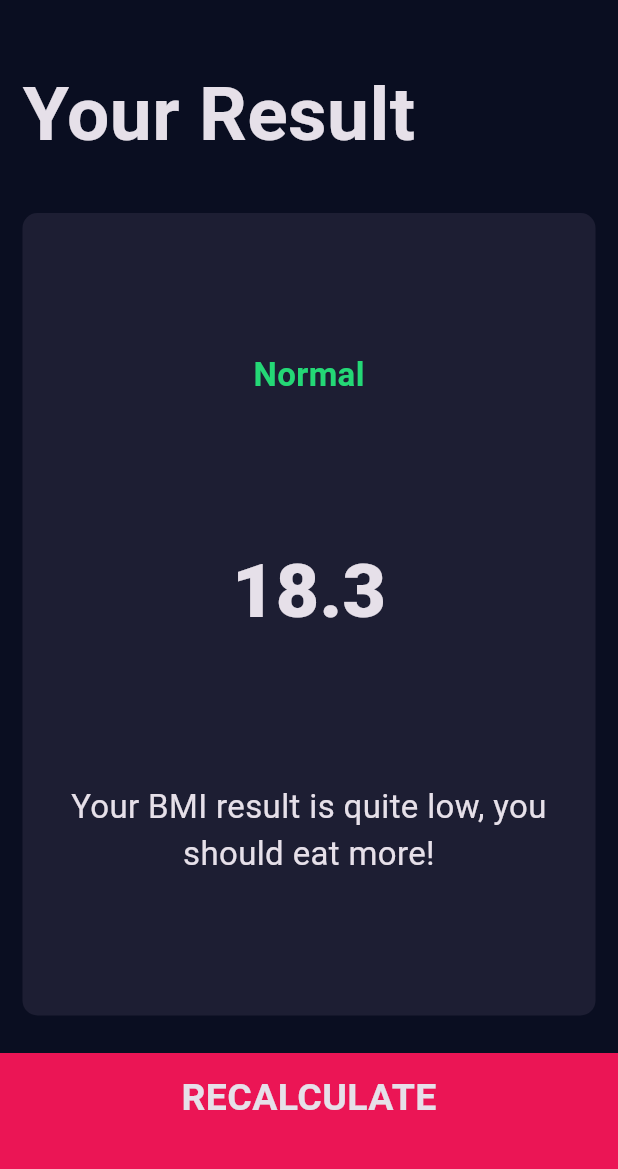
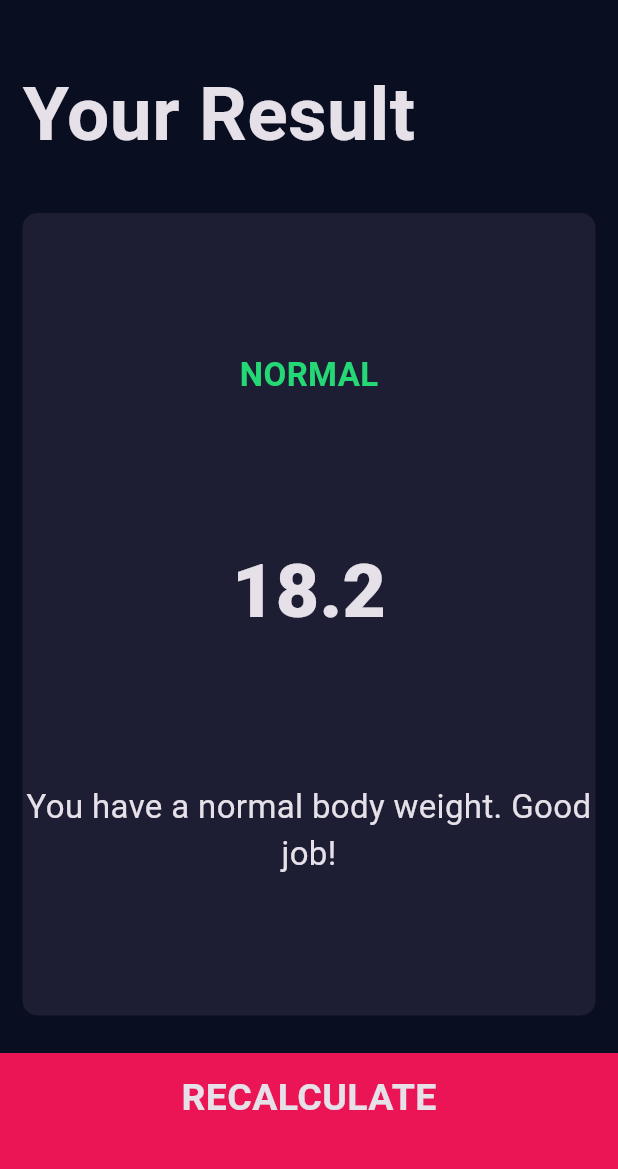
Before and after one commit to alexmortelsison/bmi_calc, a Flutter app: the screen it shows after launch, after a tap on "CALCULATE", on a phone screen of 412 x 824 dp, the part 63-1232 px from its top. Run offline on Flutter 3.47's test engine with Material 3 defaults, Android fonts, the phone set to English and light mode, and no system bars; our stand-ins replace font_awesome_flutter.

Commit message:
updated UI

```diff
--- /dev/null
+++ b/lib/calculator_brain.dart
@@ -0,0 +1,34 @@
+import 'dart:math';
+
+class CalculatorBrain {
+  CalculatorBrain({required this.height, required this.weight});
+
+  late int weight;
+  late int height;
+  late double _bmi;
+
+  String calculateBMI() {
+    _bmi = weight / pow(height / 100, 2);
+    return _bmi.toStringAsFixed(1);
+  }
+
+  String getResult() {
+    if (_bmi >= 25) {
+      return "Overweight";
+    } else if (_bmi >= 18) {
+      return "Normal";
+    } else {
+      return "Underweight";
+    }
+  }
+
+  String getInterpretation() {
+    if (_bmi >= 25) {
+      return "You have a higher than normal body weight. Try to exercise more.";
+    } else if (_bmi >= 18) {
+      return "You have a normal body weight. Good job!";
+    } else {
+      return "You have a lower than normal body weight. You can eat a bit more.";
+    }
+  }
+}
--- a/lib/screens/input_page.dart
+++ b/lib/screens/input_page.dart
@@ -1,3 +1,4 @@
+import 'package:bmi_calc/calculator_brain.dart';
 import 'package:bmi_calc/components/icon_content.dart';
 import 'package:bmi_calc/screens/results_page.dart';
 import 'package:bmi_calc/components/reusable_card.dart';
@@ -215,10 +216,19 @@ class _InputPageState extends State<InputPage> {
           BottomButton(
               buttonTitle: "CALCULATE",
               onTap: () {
+                CalculatorBrain calc =
+                    CalculatorBrain(height: height, weight: weight);
+
                 Navigator.push(
-                    context,
-                    MaterialPageRoute(
-                        builder: (context) => const ResultsPage()));
+                  context,
+                  MaterialPageRoute(
+                    builder: (context) => ResultsPage(
+                      bmiResult: calc.calculateBMI(),
+                      interpretation: calc.getInterpretation(),
+                      resultText: calc.getResult(),
+                    ),
+                  ),
+                );
               })
         ],
       ),
--- a/lib/screens/results_page.dart
+++ b/lib/screens/results_page.dart
@@ -4,7 +4,15 @@ import 'package:flutter/material.dart';
 import '../components/bottom_button.dart';
 
 class ResultsPage extends StatelessWidget {
-  const ResultsPage({super.key});
+  const ResultsPage(
+      {super.key,
+      required this.bmiResult,
+      required this.interpretation,
+      required this.resultText});
+
+  final String bmiResult;
+  final String resultText;
+  final String interpretation;
 
   @override
   Widget build(BuildContext context) {
@@ -30,19 +38,19 @@ class ResultsPage extends StatelessWidget {
             flex: 5,
             child: ReusableCard(
               colour: kActiveCardColour,
-              cardChild: const Column(
+              cardChild: Column(
                 mainAxisAlignment: MainAxisAlignment.spaceEvenly,
                 children: [
                   Text(
-                    "Normal",
+                    resultText.toUpperCase(),
                     style: kResultTextStyle,
                   ),
                   Text(
-                    "18.3",
+                    bmiResult,
                     style: kNumberTextStyle,
                   ),
                   Text(
-                    "Your BMI result is quite low, you should eat more!",
+                    interpretation,
                     style: kBodyTextStyle,
                     textAlign: TextAlign.center,
                   ),
```
